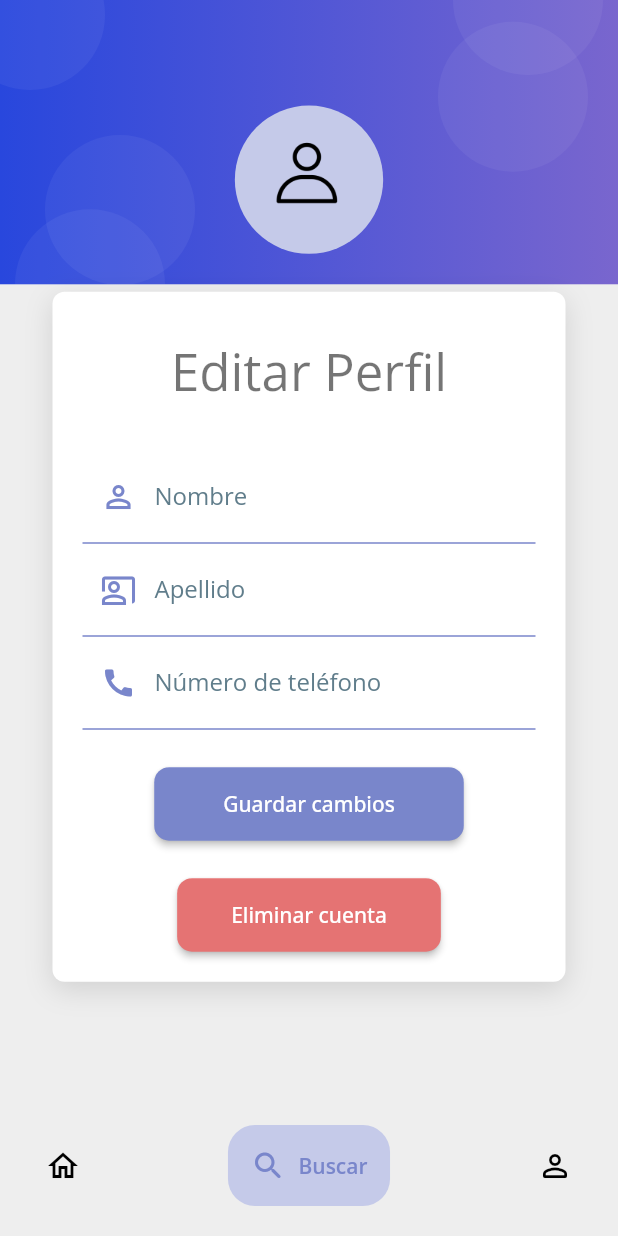
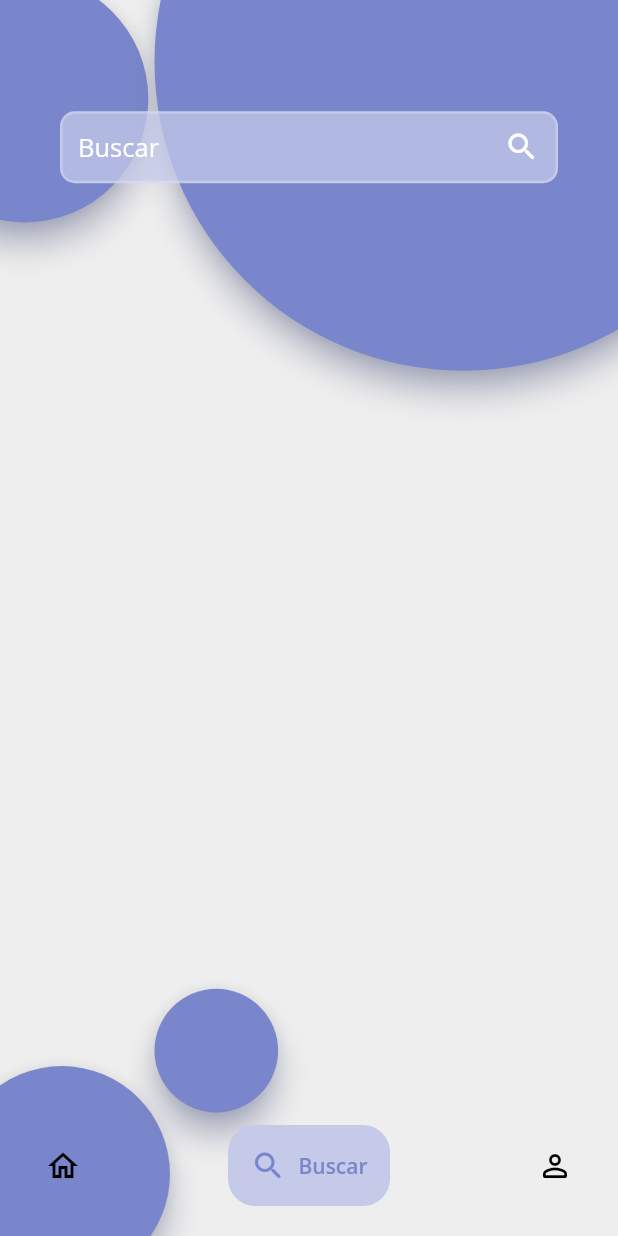
Before and after one commit to moisesmtzs/agenda_modular, a Flutter app: the UpdateProfilePage screen opened by its route, item 2 of the bottom bar chosen, on a phone screen of 412 x 824 dp. Run offline on Flutter 3.47's test engine with Material 2 defaults, Android fonts, the light colour scheme and no system bars; drawn by our look-alikes of google_nav_bar; our stand-ins replace flutter_svg, get, get_storage, google_fonts, image_picker; accounts and stored records are empty.

Commit message:
CRUD completo del usuario

```diff
--- a/lib/main.dart
+++ b/lib/main.dart
@@ -33,6 +33,7 @@ class _MyAppState extends State<MyApp> {
         GetPage( name: '/register', page: () => RegisterPage(), transition: Transition.rightToLeft ),
         GetPage( name: '/home', page: () => HomePage(), transition: Transition.noTransition ),
         GetPage( name: '/updateProfile', page: () => UpdateProfilePage(), transition: Transition.noTransition ),
+        GetPage( name: '/search', page: () => SearchPage(), transition: Transition.noTransition ),
       ],
       theme: ThemeData.light().copyWith(
         appBarTheme: AppBarTheme( color: Colors.grey[200] ),
--- a/lib/src/screens/home/home_controller.dart
+++ b/lib/src/screens/home/home_controller.dart
@@ -12,9 +12,11 @@ class HomeController extends GetxController {
   }
 
   void goToUpdatePage() {
+    Get.toNamed('/updateProfile');
+  }
 
-    Get.toNamed('/updateProfile');
-
+  void goToSearchPage() {
+    Get.toNamed('/search');
   }
 
   void logOut() {
--- a/lib/src/screens/login/login_page.dart
+++ b/lib/src/screens/login/login_page.dart
@@ -150,12 +150,12 @@ class LoginPage extends StatelessWidget {
             ? Row(
               mainAxisAlignment: MainAxisAlignment.center,
               children: [
-                const Text('Espere...', style: TextStyle( color: Colors.white ),),
+                FittedBox(child: const Text('Espere...', style: TextStyle( color: Colors.white ),)),
                 SizedBox(width: MediaQuery.of(context).size.width * 0.006),
                 SizedBox(width: 20, height: 20, child: CircularProgressIndicator(color:  Colors.orange[300]))
               ],
             )
-            : const Text('Ingresar', style: TextStyle( color: Colors.white ))
+            : FittedBox(child: const Text('Ingresar', style: TextStyle( color: Colors.white )))
         ),
         // }
       ),
--- a/lib/src/screens/register/register_page.dart
+++ b/lib/src/screens/register/register_page.dart
@@ -267,12 +267,12 @@ class RegisterPage extends StatelessWidget {
             ? Row(
               mainAxisAlignment: MainAxisAlignment.center,
               children: [
-                const Text('Espere...', style: TextStyle( color: Colors.white ),),
+                const FittedBox(child: Text('Espere...', style: TextStyle( color: Colors.white ),)),
                 SizedBox(width: MediaQuery.of(context).size.width * 0.006),
                 SizedBox(width: 20, height: 20, child: CircularProgressIndicator(color:  Colors.orange[300]))
               ],
             )
-            : const Text('Registrarse', style: TextStyle( color: Colors.white ))
+            : const FittedBox(child: Text('Registrarse', style: TextStyle( color: Colors.white )))
         ),
 
       ),
--- a/lib/src/screens/screens.dart
+++ b/lib/src/screens/screens.dart
@@ -2,3 +2,4 @@ export 'package:agenda_app/src/screens/home/home_page.dart';
 export 'package:agenda_app/src/screens/login/login_page.dart';
 export 'package:agenda_app/src/screens/register/register_page.dart';
 export 'package:agenda_app/src/screens/update/update_profile_page.dart';
+export 'package:agenda_app/src/screens/search/search_page.dart';
--- /dev/null
+++ b/lib/src/screens/search/search_page.dart
@@ -0,0 +1,147 @@
+import 'package:flutter/material.dart';
+import 'package:get/get.dart';
+import 'package:google_nav_bar/google_nav_bar.dart';
+
+import 'package:agenda_app/src/widgets/custom_painters.dart';
+
+class SearchPage extends StatelessWidget {
+
+  int _selectedIndex = 1;
+
+  @override
+  Widget build(BuildContext context) {
+    return Scaffold(
+      body: Stack(
+        children: <Widget>[
+          drawCircles(context),
+          _search(context)
+        ],
+      ),
+      bottomNavigationBar: Padding(
+        padding: const EdgeInsets.only( left: 15, right: 15, bottom: 20, top: 10 ),
+        child: GNav(
+          selectedIndex: _selectedIndex,
+          padding: const EdgeInsets.all(15),
+          tabBorderRadius: 18,
+          color: Colors.black,
+          tabBackgroundColor: Colors.indigo.shade100,
+          activeColor: Colors.indigo[300],
+          gap: 8,
+          onTabChange: (index) {
+            _selectedIndex = index;
+          },
+          tabs: [
+            GButton(
+              onPressed: () {
+                Get.offNamedUntil('/home', (route) => false);
+              },
+              // iconActiveColor: Colors.white,
+              icon: Icons.home_outlined,
+              text: 'Página Principal'
+            ),
+            const GButton(
+              icon: Icons.search_rounded,
+              text: 'Buscar'
+            ),
+            GButton(
+              // active: true,
+              onPressed: () {
+                Get.offNamedUntil('/updateProfile', (route) => false);
+              },
+              icon: Icons.person_outline_rounded,
+              text: 'Perfil'
+            ),
+          ]
+        ),
+      ),
+    );
+
+
+  }
+
+  Widget drawCircles(BuildContext context) {
+
+    var heightOfScreen = MediaQuery.of(context).size.height;
+    var widthOfScreen = MediaQuery.of(context).size.width;
+    return Column(
+      children: <Widget>[
+        CustomPaint(
+          painter: DrawCircle(
+            offset: Offset(widthOfScreen * 0.04, heightOfScreen * 0.08),
+            radius: widthOfScreen * 0.2,
+            color: Colors.indigo.shade300,
+            hasShadow: true,
+            shadowColor: Colors.indigo[200],
+          ),
+        ),
+        CustomPaint(
+          painter: DrawCircle(
+            offset: Offset(widthOfScreen * 0.75, heightOfScreen * 0.05),
+            radius: widthOfScreen * 0.5,
+            color: Colors.indigo.shade300,
+            hasShadow: true,
+            shadowColor: Colors.indigo[200],
+          ),
+        ),
+        CustomPaint(
+          painter: DrawCircle(
+            offset: Offset(widthOfScreen * 0.1, heightOfScreen * 0.95),
+            radius: widthOfScreen * 0.175,
+            color: Colors.indigo.shade300,
+            hasShadow: true,
+            shadowColor: Colors.indigo[200],
+          ),
+        ),
+        CustomPaint(
+          painter: DrawCircle(
+            offset: Offset(widthOfScreen * 0.35, heightOfScreen * 0.85),
+            radius: widthOfScreen * 0.1,
+            color: Colors.indigo.shade300,
+            hasShadow: true,
+            shadowColor: Colors.indigo[200],
+          ),
+        ),
+      ],
+    );
+  }
+
+  Widget _search(BuildContext context) {
+    return SafeArea(
+      minimum: EdgeInsets.symmetric(vertical: MediaQuery.of(context).size.height * 0.09, horizontal: 20),
+      child: SizedBox(
+        child: Container(
+          margin: const EdgeInsets.symmetric(horizontal: 20),
+          child: TextField(
+            onChanged: (String name) {
+              String name = '';
+            },
+            autofocus: false,
+            decoration: InputDecoration(
+              filled: true,
+              fillColor: const Color.fromARGB(188, 197, 202, 233),
+              hintText: 'Buscar',
+              suffixIcon: const Icon(Icons.search_rounded, color: Colors.white),
+              hintStyle: const TextStyle( fontSize: 17, color: Colors.white ),
+              enabledBorder: OutlineInputBorder(
+                borderRadius: BorderRadius.circular(10),
+                borderSide: const BorderSide(
+                  width: 1.7,
+                  color: Colors.white24
+                )
+              ),
+              focusedBorder: OutlineInputBorder(
+                borderRadius: BorderRadius.circular(10),
+                borderSide: const BorderSide(
+                  width: 2.0,
+                  color: Colors.white
+                )
+              ),
+              contentPadding: const EdgeInsets.all(12)
+            )
+          ),
+        ),
+      ),
+    );
+  }
+
+}
--- a/lib/src/screens/update/update_profile_page.dart
+++ b/lib/src/screens/update/update_profile_page.dart
@@ -63,7 +63,8 @@ class UpdateProfilePage extends StatelessWidget {
             ),
             GButton(
               icon: Icons.search_rounded,
-              text: 'Buscar'
+              text: 'Buscar',
+              onPressed: () => updatePageController.goToSearchPage(),
             ),
             GButton(
               // active: true,
@@ -218,12 +219,12 @@ class UpdateProfilePage extends StatelessWidget {
                     ? Row(
                       mainAxisAlignment: MainAxisAlignment.center,
                       children: [
-                        const Text('Espere...', style: TextStyle( color: Colors.white ),),
+                        FittedBox(child: Text('Espere...', style: TextStyle( color: Colors.white ),)),
                         SizedBox(width: MediaQuery.of(context).size.width * 0.006),
                         SizedBox(width: 20, height: 20, child: CircularProgressIndicator(color:  Colors.orange[300]))
                       ],
                     )
-                    : Text('Guardar cambios', style: TextStyle( color: Colors.white ))
+                    : FittedBox(child: Text('Guardar cambios', style: TextStyle( color: Colors.white )))
                 ),
                 onPressed: updatePageController.isEnable.value
                   ? () {
@@ -243,7 +244,7 @@ class UpdateProfilePage extends StatelessWidget {
                 splashColor: Colors.red,
                 child: Container(
                   padding: EdgeInsets.symmetric( horizontal: 20, vertical: 15 ),
-                  child: Text('Eliminar cuenta', style: TextStyle( color: Colors.white ))
+                  child: FittedBox(child: Text('Eliminar cuenta', style: TextStyle( color: Colors.white )))
                 ),
                 onPressed: updatePageController.isEnable2.value
                   ? () {
```
Also changed, not shown: lib/src/providers/usersProvider.dart (+24 -1 lines), lib/src/screens/home/home_page.dart (+6 -13 lines), lib/src/screens/update/update_profile_controller.dart (+15 -16 lines), lib/src/screens/search/search_controller.dart (added).
